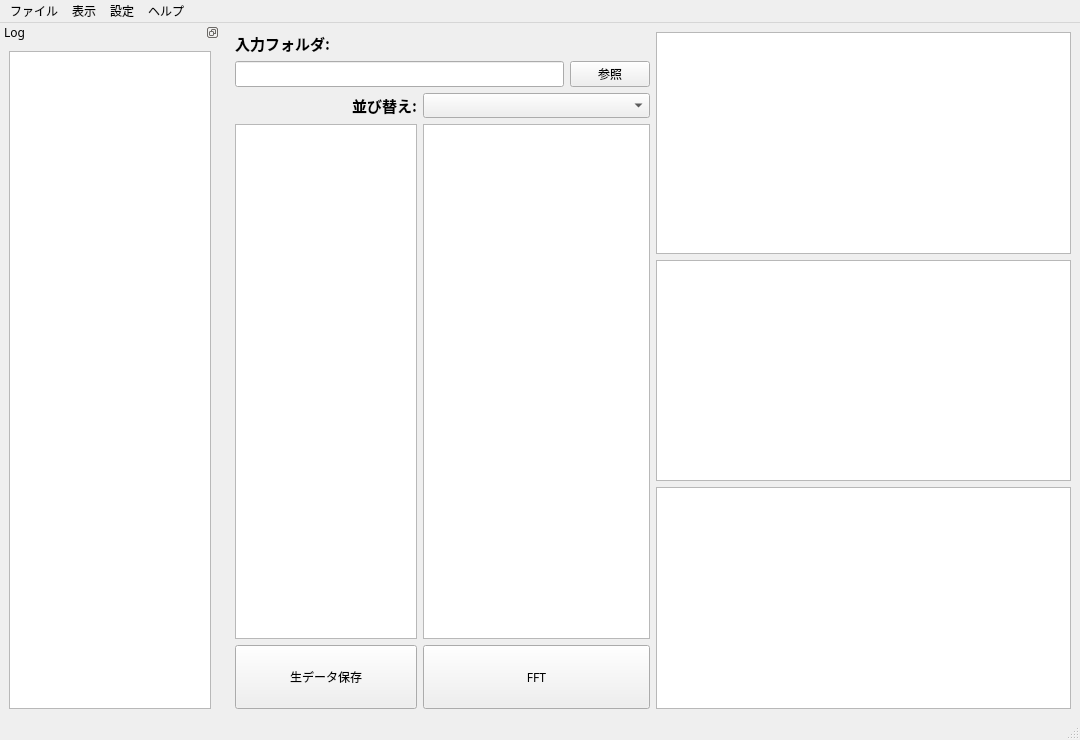
Old version of the form graphui.ui in the repository E-Kraft/Unagi-project-FFT-Software-for-Itou-Lab.-.
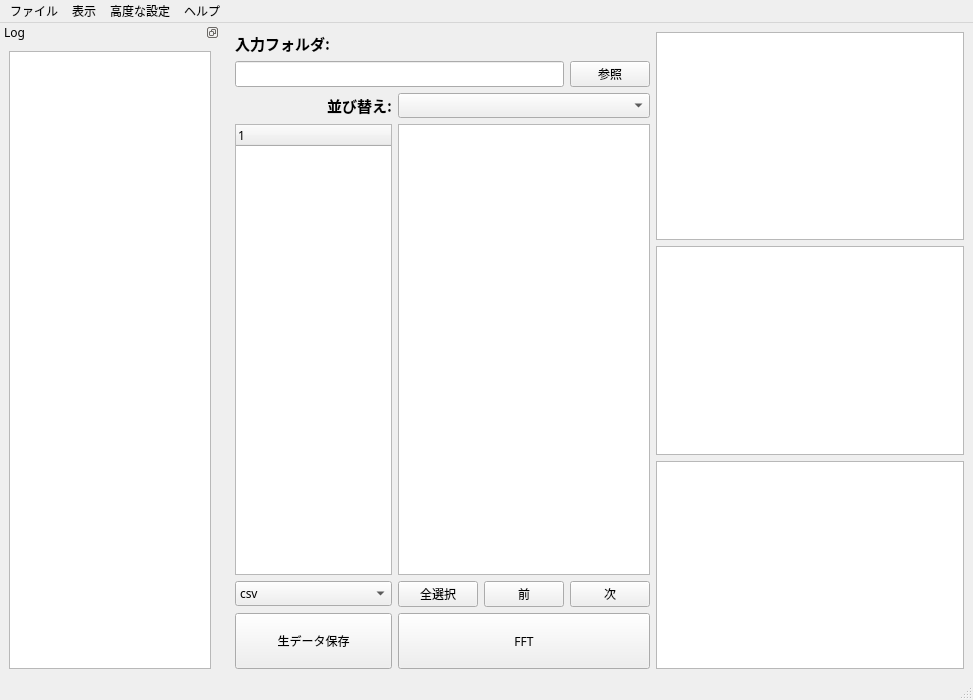
New version of the form. Icons and pictures are not drawn. Custom widgets are drawn as their Qt base class.

```diff
--- a/graphui.ui
+++ b/graphui.ui
@@ -7,8 +7,8 @@
    <rect>
     <x>0</x>
     <y>0</y>
-    <width>1080</width>
-    <height>740</height>
+    <width>973</width>
+    <height>700</height>
    </rect>
   </property>
   <property name="font">
@@ -25,6 +25,12 @@
   <property name="whatsThis">
    <string/>
   </property>
+  <property name="iconSize">
+   <size>
+    <width>32</width>
+    <height>32</height>
+   </size>
+  </property>
   <property name="toolButtonStyle">
    <enum>Qt::ToolButtonStyle::ToolButtonIconOnly</enum>
   </property>
@@ -149,22 +155,12 @@
      </layout>
     </item>
     <item row="1" column="1">
-     <layout class="QGridLayout" name="gridLayout_2" rowstretch="0,8,1" columnstretch="4,5" rowminimumheight="0,0,0">
+     <layout class="QGridLayout" name="gridLayout_2" rowstretch="0,8,0,1" columnstretch="4,2,1,1" rowminimumheight="0,0,0,0">
       <property name="sizeConstraint">
        <enum>QLayout::SizeConstraint::SetDefaultConstraint</enum>
       </property>
-      <item row="1" column="0">
-       <widget class="QTreeView" name="treeView">
-        <property name="sizePolicy">
-         <sizepolicy hsizetype="Expanding" vsizetype="Expanding">
-          <horstretch>1</horstretch>
-          <verstretch>0</verstretch>
-         </sizepolicy>
-        </property>
-       </widget>
-      </item>
-      <item row="2" column="0">
-       <widget class="QPushButton" name="pushButton">
+      <item row="3" column="0">
+       <widget class="QPushButton" name="pushButton_raw">
         <property name="sizePolicy">
          <sizepolicy hsizetype="Expanding" vsizetype="MinimumExpanding">
           <horstretch>0</horstretch>
@@ -176,8 +172,36 @@
         </property>
        </widget>
       </item>
-      <item row="2" column="1">
-       <widget class="QPushButton" name="pushButton_2">
+      <item row="1" column="1" colspan="3">
+       <widget class="FolderDropListWidget" name="list_View_import">
+        <property name="sizePolicy">
+         <sizepolicy hsizetype="Expanding" vsizetype="Expanding">
+          <horstretch>0</horstretch>
+          <verstretch>0</verstretch>
+         </sizepolicy>
+        </property>
+        <property name="minimumSize">
+         <size>
+          <width>80</width>
+          <height>0</height>
+         </size>
+        </property>
+        <property name="acceptDrops">
+         <bool>true</bool>
+        </property>
+        <property name="accessibleDescription">
+         <string/>
+        </property>
+        <property name="alternatingRowColors">
+         <bool>false</bool>
+        </property>
+        <property name="selectionMode">
+         <enum>QAbstractItemView::SelectionMode::SingleSelection</enum>
+        </property>
+       </widget>
+      </item>
+      <item row="3" column="1" colspan="3">
+       <widget class="QPushButton" name="pushButton_fft">
         <property name="sizePolicy">
          <sizepolicy hsizetype="Expanding" vsizetype="MinimumExpanding">
           <horstretch>0</horstretch>
@@ -189,8 +213,46 @@
         </property>
        </widget>
       </item>
-      <item row="0" column="1">
-       <widget class="QComboBox" name="comboBox"/>
+      <item row="2" column="0">
+       <widget class="QComboBox" name="comboBox_export">
+        <item>
+         <property name="text">
+          <string>csv</string>
+         </property>
+        </item>
+        <item>
+         <property name="text">
+          <string>エクセル(個別ファイル)</string>
+         </property>
+        </item>
+        <item>
+         <property name="text">
+          <string>エクセル(単一ファイル)</string>
+         </property>
+        </item>
+        <item>
+         <property name="text">
+          <string>エクセル(単一シート)</string>
+         </property>
+        </item>
+       </widget>
+      </item>
+      <item row="2" column="1">
+       <widget class="QPushButton" name="pushButton_allselect">
+        <property name="text">
+         <string>全選択</string>
+        </property>
+       </widget>
+      </item>
+      <item row="0" column="1" colspan="3">
+       <widget class="QComboBox" name="comboBox_sort"/>
+      </item>
+      <item row="2" column="3">
+       <widget class="QPushButton" name="pushButton_next">
+        <property name="text">
+         <string>次</string>
+        </property>
+       </widget>
       </item>
       <item row="0" column="0">
        <widget class="QLabel" name="label_2">
@@ -212,23 +274,21 @@
         </property>
        </widget>
       </item>
-      <item row="1" column="1">
-       <widget class="QListWidget" name="list_View_import">
+      <item row="2" column="2">
+       <widget class="QPushButton" name="pushButton_before">
+        <property name="text">
+         <string>前</string>
+        </property>
+       </widget>
+      </item>
+      <item row="1" column="0">
+       <widget class="QTreeWidget" name="treeWidget_data">
         <property name="sizePolicy">
          <sizepolicy hsizetype="Expanding" vsizetype="Expanding">
-          <horstretch>1</horstretch>
+          <horstretch>0</horstretch>
           <verstretch>0</verstretch>
          </sizepolicy>
         </property>
-        <property name="minimumSize">
-         <size>
-          <width>100</width>
-          <height>0</height>
-         </size>
-        </property>
-        <property name="acceptDrops">
-         <bool>true</bool>
-        </property>
        </widget>
       </item>
      </layout>
@@ -240,7 +300,7 @@
     <rect>
      <x>0</x>
      <y>0</y>
-     <width>1080</width>
+     <width>973</width>
      <height>33</height>
     </rect>
    </property>
@@ -261,7 +321,7 @@
    </widget>
    <widget class="QMenu" name="menu">
     <property name="title">
-     <string>設定</string>
+     <string>高度な設定</string>
     </property>
     <addaction name="action_6"/>
     <addaction name="action_7"/>
@@ -285,7 +345,11 @@
    <addaction name="menu"/>
    <addaction name="menu_widget_help"/>
   </widget>
-  <widget class="QStatusBar" name="statusbar"/>
+  <widget class="QStatusBar" name="statusbar">
+   <property name="whatsThis">
+    <string/>
+   </property>
+  </widget>
   <widget class="QDockWidget" name="dockWidget">
    <property name="sizePolicy">
     <sizepolicy hsizetype="Minimum" vsizetype="Preferred">
@@ -296,7 +360,7 @@
    <property name="minimumSize">
     <size>
      <width>220</width>
-     <height>100</height>
+     <height>500</height>
     </size>
    </property>
    <property name="maximumSize">
@@ -411,6 +475,11 @@
    <extends>QGraphicsView</extends>
    <header location="global">pyqtgraph</header>
   </customwidget>
+  <customwidget>
+   <class>FolderDropListWidget</class>
+   <extends>QListWidget</extends>
+   <header location="global">placeholder_listwidget</header>
+  </customwidget>
  </customwidgets>
  <resources/>
  <connections/>
```
Left out of the diff: 116 changed lines with no effect on the pictures.
